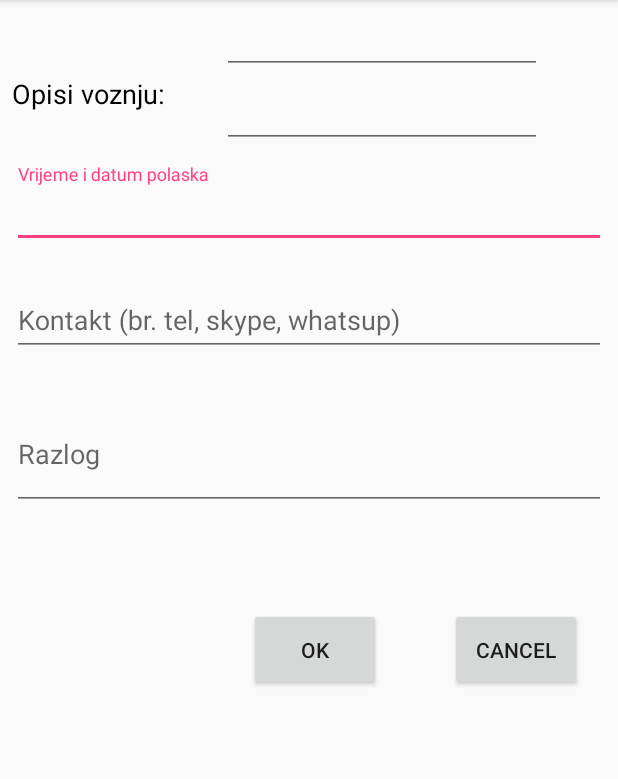
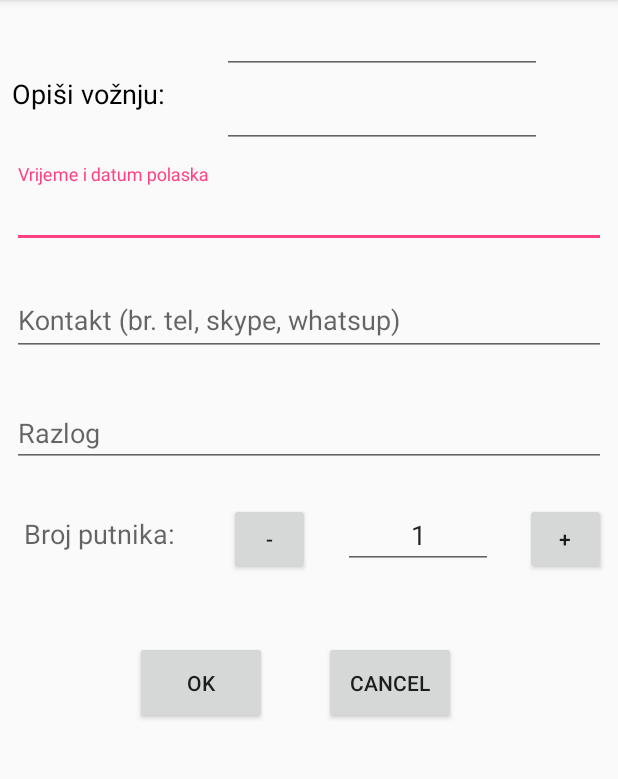
Before and after one commit to gogori2/redesigned-broccoli, an Android app: the PrijavaVoznjeActivity screen opened directly, with no data from a screen before it, on a phone screen of 412 x 824 dp, the part 84-863 px from its top. Run offline under Robolectric (Android 15) with nearby library versions, the phone set to English and light mode, and no system bars; our stand-ins replace Firebase (no records; nobody signed in at launch, a user with empty details on screens opened directly); 4 statements that could not run were skipped.

Commit message:
fixed brisanje moje voznje autom, dodan broj putnika

```diff
--- a/app/src/main/java/hr/s1/rma/fbmapa/Message.java
+++ b/app/src/main/java/hr/s1/rma/fbmapa/Message.java
@@ -21,13 +21,14 @@ public class Message {
     public String razlog;
     public String start;
     public String end;
+    public int br_putnika;
     public Message() {
         // Default constructor required for calls to DataSnapshot.getValue(Post.class)
     }
 
     public Message(String id, double longitude, double latitude, double longitude2,
                    double latitude2, int status, String vozac, String time, String kontakt,
-                   String razlog, String start, String end) {
+                   String razlog, String start, String end, int br_putnika) {
         this.id = id;
         this.longitudeStart = longitude;
         this.latitudeStart = latitude;
@@ -40,6 +41,7 @@ public class Message {
         this.razlog = razlog;
         this.start = start;
         this.end = end;
+        this.br_putnika = br_putnika;
     }
 
     @Exclude
@@ -57,6 +59,7 @@ public class Message {
         result.put("razlog", razlog);
         result.put("start", start);
         result.put("end", end);
+        result.put("br_putnika", br_putnika);
         return result;
     }
 }
--- a/app/src/main/java/hr/s1/rma/fbmapa/PrijavaVoznjeActivity.java
+++ b/app/src/main/java/hr/s1/rma/fbmapa/PrijavaVoznjeActivity.java
@@ -40,11 +40,12 @@ public class PrijavaVoznjeActivity extends AppCompatActivity {
     private TextInputEditText  mrazlog;
     private EditText mStart;
     private EditText mEnd;
-    private Button mok_button,mcancel_button;
+    private EditText mBrPut;
+    private Button mok_button,mcancel_button, mPlus, mMinus;
     private ProgressDialog prijavaProgress;
     private static final String TAG = "*";
     private String uid;
-    private Integer uloga;
+    private Integer uloga, br_putnika=1;
     FirebaseDatabase database = FirebaseDatabase.getInstance();
     DatabaseReference myRef = database.getReference("location");
     DatabaseReference myCarRef = database.getReference("drives");
@@ -60,8 +61,11 @@ public class PrijavaVoznjeActivity extends AppCompatActivity {
         mrazlog = (TextInputEditText ) findViewById(R.id.razlog);
         mStart = (EditText ) findViewById(R.id.editTextStart);
         mEnd = (EditText ) findViewById(R.id.editTextEnd);
+        mBrPut = (EditText ) findViewById(R.id.br_putnika);
         mok_button = findViewById(R.id.ok_button);
         mcancel_button = findViewById(R.id.Cancel_button);
+        mPlus = findViewById(R.id.plus);
+        mMinus = findViewById(R.id.minus);
         prijavaProgress = new ProgressDialog(this);
 
         Intent intent = getIntent();
@@ -76,7 +80,8 @@ public class PrijavaVoznjeActivity extends AppCompatActivity {
         }else{
             mrazlog.setHint("Razlog");
         }
-        mrazlog.setOnEditorActionListener(new TextInputEditText.OnEditorActionListener() {
+
+        mBrPut.setOnEditorActionListener(new TextInputEditText.OnEditorActionListener() {
             @Override
             public boolean onEditorAction(TextView v, int actionId, KeyEvent event) {
                 if (actionId == EditorInfo.IME_ACTION_DONE) {
@@ -84,6 +89,23 @@ public class PrijavaVoznjeActivity extends AppCompatActivity {
                     return true;
                 }
                 return false;
+            }
+        });
+        mMinus.setOnClickListener(new View.OnClickListener() {
+            @Override
+            public void onClick(View v) {
+
+                if(br_putnika>1) {
+                    br_putnika = br_putnika - 1;
+                    mBrPut.setText(br_putnika.toString());
+                }
+            }
+        });
+        mPlus.setOnClickListener(new View.OnClickListener() {
+            @Override
+            public void onClick(View v) {
+                br_putnika = br_putnika + 1;
+                mBrPut.setText(br_putnika.toString());
             }
         });
         mok_button.setOnClickListener(new View.OnClickListener() {
@@ -146,13 +168,14 @@ public class PrijavaVoznjeActivity extends AppCompatActivity {
         final String username = extras.getString("username");
         final String start = mStart.getText().toString();
         final String end = mEnd.getText().toString();
+        br_putnika = Integer.parseInt(mBrPut.getText().toString());
         Log.d(TAG, "Value in Main is: " + username);
         if(username == null){
             Toast.makeText(this, "You are not signed in", Toast.LENGTH_SHORT).show();
         }else{
             if(uloga==1){
             Message message = new Message(username, startLon, startLat, endLon, endLat, 1,
-                                          username, time, kontakt, razlog, start, end);
+                                          username, time, kontakt, razlog, start, end, 2);
             Map<String, Object> messageValues = message.toMap();
             Map<String, Object> childUpdates = new HashMap<>();
             childUpdates.put(uid, messageValues);
@@ -171,7 +194,7 @@ public class PrijavaVoznjeActivity extends AppCompatActivity {
                 });
             }else{
                 Message message = new Message(username, startLon, startLat, endLon, endLat, 3,
-                        username, time, kontakt, razlog, start, end);
+                        username, time, kontakt, razlog, start, end, br_putnika);
                 Map<String, Object> messageValues = message.toMap();
                 Map<String, Object> childUpdates = new HashMap<>();
                 childUpdates.put(uid, messageValues);
--- a/app/src/main/res/layout/activity_maps.xml
+++ b/app/src/main/res/layout/activity_maps.xml
@@ -24,8 +24,8 @@
         android:layout_height="wrap_content"
         android:layout_gravity="end|bottom"
         android:layout_marginBottom="60dp"
+        android:layout_marginRight="10dp"
         android:padding="10dp"
-        android:paddingRight="10dp"
         android:src="@drawable/ic_ruta"
         android:textAllCaps="false"
         android:visibility="gone"
--- a/app/src/main/res/layout/activity_prijava_voznje.xml
+++ b/app/src/main/res/layout/activity_prijava_voznje.xml
@@ -5,6 +5,19 @@
     android:layout_width="match_parent"
     android:layout_height="match_parent"
     tools:context=".PrijavaVoznjeActivity">
+
+    <TextView
+        android:id="@+id/textView7"
+        android:layout_width="wrap_content"
+        android:layout_height="43dp"
+        android:layout_marginLeft="16dp"
+        android:layout_marginStart="16dp"
+        android:layout_marginTop="32dp"
+        android:textColor="?android:textColorHint"
+        android:text="Broj putnika:"
+        android:textSize="18sp"
+        app:layout_constraintStart_toStartOf="parent"
+        app:layout_constraintTop_toBottomOf="@+id/textInputLayout3" />
 
     <android.support.design.widget.TextInputLayout
         android:id="@+id/textInputLayout"
@@ -50,7 +63,7 @@
     <android.support.design.widget.TextInputLayout
         android:id="@+id/textInputLayout3"
         android:layout_width="0dp"
-        android:layout_height="98dp"
+        android:layout_height="wrap_content"
         android:layout_marginEnd="8dp"
         android:layout_marginStart="8dp"
         android:layout_marginTop="18dp"
@@ -61,7 +74,7 @@
         <android.support.design.widget.TextInputEditText
             android:id="@+id/razlog"
             android:layout_width="match_parent"
-            android:layout_height="74dp"
+            android:layout_height="wrap_content"
             android:inputType="textAutoCorrect|textAutoComplete" />
     </android.support.design.widget.TextInputLayout>
 
@@ -73,28 +86,26 @@
         android:layout_marginLeft="8dp"
         android:layout_marginRight="24dp"
         android:layout_marginStart="8dp"
-        android:layout_marginTop="52dp"
+        android:layout_marginTop="116dp"
         android:text="Ok"
         app:layout_constraintEnd_toEndOf="parent"
-        app:layout_constraintHorizontal_bias="0.542"
+        app:layout_constraintHorizontal_bias="0.281"
         app:layout_constraintStart_toStartOf="parent"
         app:layout_constraintTop_toBottomOf="@+id/textInputLayout3" />
-
     <Button
         android:id="@+id/Cancel_button"
         android:layout_width="wrap_content"
         android:layout_height="55dp"
-        android:layout_marginEnd="24dp"
+        android:layout_marginEnd="108dp"
         android:layout_marginLeft="32dp"
-        android:layout_marginRight="24dp"
+        android:layout_marginRight="108dp"
         android:layout_marginStart="32dp"
-        android:layout_marginTop="52dp"
+        android:layout_marginTop="116dp"
         android:text="Cancel"
         app:layout_constraintEnd_toEndOf="parent"
         app:layout_constraintHorizontal_bias="1.0"
         app:layout_constraintStart_toEndOf="@+id/reg_create_button"
         app:layout_constraintTop_toBottomOf="@+id/textInputLayout3" />
-
     <TextView
         android:id="@+id/textView3"
         android:layout_width="wrap_content"
@@ -102,12 +113,11 @@
         android:layout_marginLeft="20dp"
         android:layout_marginStart="8dp"
         android:layout_marginTop="50dp"
-        android:text="Opisi voznju:"
+        android:text="Opiši vožnju:"
         android:textColor="@color/common_google_signin_btn_text_dark_focused"
         android:textSize="18sp"
         app:layout_constraintStart_toStartOf="parent"
         app:layout_constraintTop_toTopOf="parent" />
-
     <EditText
         android:id="@+id/editTextStart"
         android:layout_width="wrap_content"
@@ -125,12 +135,12 @@
         app:layout_constraintHorizontal_bias="0.25"
         app:layout_constraintStart_toEndOf="@+id/textView3"
         app:layout_constraintTop_toTopOf="parent" />
-
     <EditText
         android:id="@+id/editTextEnd"
         android:layout_width="wrap_content"
         android:layout_height="41dp"
         android:layout_marginEnd="8dp"
+        android:layout_marginRight="8dp"
         android:layout_marginLeft="24dp"
         android:layout_marginStart="24dp"
         android:layout_marginTop="8dp"
@@ -142,5 +152,41 @@
         app:layout_constraintHorizontal_bias="0.25"
         app:layout_constraintStart_toEndOf="@+id/textView3"
         app:layout_constraintTop_toBottomOf="@+id/editTextStart" />
-
+    <EditText
+        android:id="@+id/br_putnika"
+        android:layout_width="100dp"
+        android:layout_height="44dp"
+        android:layout_marginEnd="1dp"
+        android:layout_marginLeft="1dp"
+        android:layout_marginRight="1dp"
+        android:layout_marginStart="1dp"
+        android:layout_marginTop="24dp"
+        android:gravity="center"
+        android:ems="10"
+        android:inputType="textPersonName|numberSigned"
+        android:text="1"
+        app:layout_constraintEnd_toStartOf="@+id/plus"
+        app:layout_constraintStart_toEndOf="@+id/minus"
+        app:layout_constraintTop_toBottomOf="@+id/textInputLayout3" />
+    <Button
+        android:id="@+id/plus"
+        android:layout_width="54dp"
+        android:layout_height="wrap_content"
+        android:layout_marginEnd="8dp"
+        android:layout_marginRight="8dp"
+        android:layout_marginTop="24dp"
+        android:text="+"
+        app:layout_constraintEnd_toEndOf="parent"
+        app:layout_constraintTop_toBottomOf="@+id/textInputLayout3" />
+    <Button
+        android:id="@+id/minus"
+        android:layout_width="54dp"
+        android:layout_height="wrap_content"
+        android:layout_marginLeft="16dp"
+        android:layout_marginStart="16dp"
+        android:layout_marginTop="24dp"
+        android:text="-"
+        app:layout_constraintEnd_toStartOf="@+id/br_putnika"
+        app:layout_constraintStart_toEndOf="@+id/textView7"
+        app:layout_constraintTop_toBottomOf="@+id/textInputLayout3" />
 </android.support.constraint.ConstraintLayout>
```
Also changed, not shown: app/src/main/java/hr/s1/rma/fbmapa/MapsActivity.java (+26 -16 lines).
